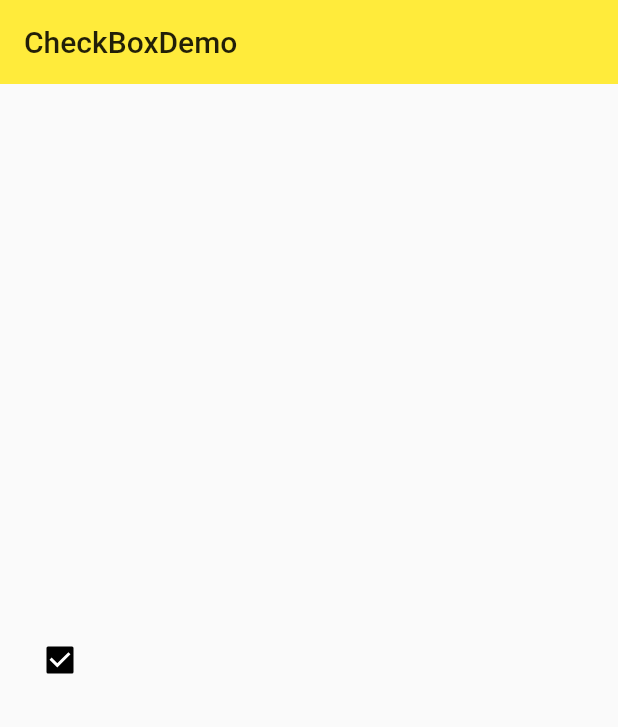
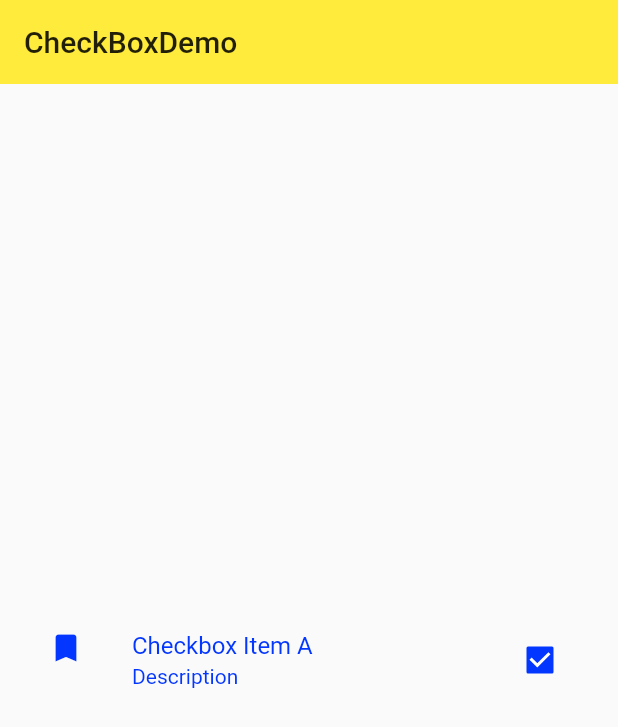
Before and after one commit to kzeeyang/flutter_study, a Flutter app: the CheckBoxDemo screen opened directly, on a phone screen of 412 x 824 dp. Shown: the top 727 px of the screen. Run offline on Flutter 3.47's test engine with Material 2 defaults, Android fonts, the phone set to English and light mode, and no system bars.

Commit message:
checkbox

```diff
--- a/lib/demo/checkBox_demo.dart
+++ b/lib/demo/checkBox_demo.dart
@@ -20,14 +20,31 @@ class _CheckBoxDemoState extends State<CheckBoxDemo> {
           child: Column(
             mainAxisAlignment: MainAxisAlignment.center,
             children: <Widget>[
-              Checkbox(
+              CheckboxListTile(
                 value: _checkBoxItemA,
                 onChanged: (value) {
                   setState(() {
                     _checkBoxItemA = value;
                   });
                 },
-                activeColor: Colors.black, //设置复选框颜色
+                title: Text('Checkbox Item A'),
+                subtitle: Text('Description'), //子标题
+                secondary: Icon(Icons.bookmark),
+                selected: _checkBoxItemA, //设置激活状态的颜色
+              ),
+              Row(
+                mainAxisAlignment: MainAxisAlignment.center,
+                children: <Widget>[
+                  // Checkbox(
+                  //   value: _checkBoxItemA,
+                  //   onChanged: (value) {
+                  //     setState(() {
+                  //       _checkBoxItemA = value;
+                  //     });
+                  //   },
+                  //   activeColor: Colors.black, //设置复选框颜色
+                  // ),
+                ],
               ),
             ],
           )),
```
